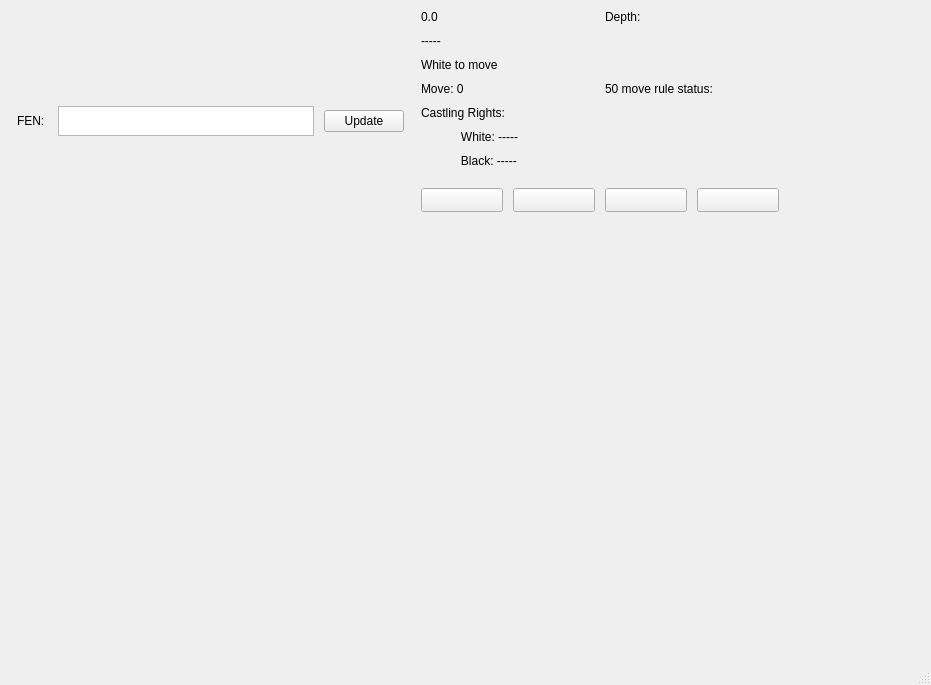
First picture: the form in gui/DuckChessGUI/mainwindow.ui, repository szymon-majewski/Duck-Chess, before the edit.
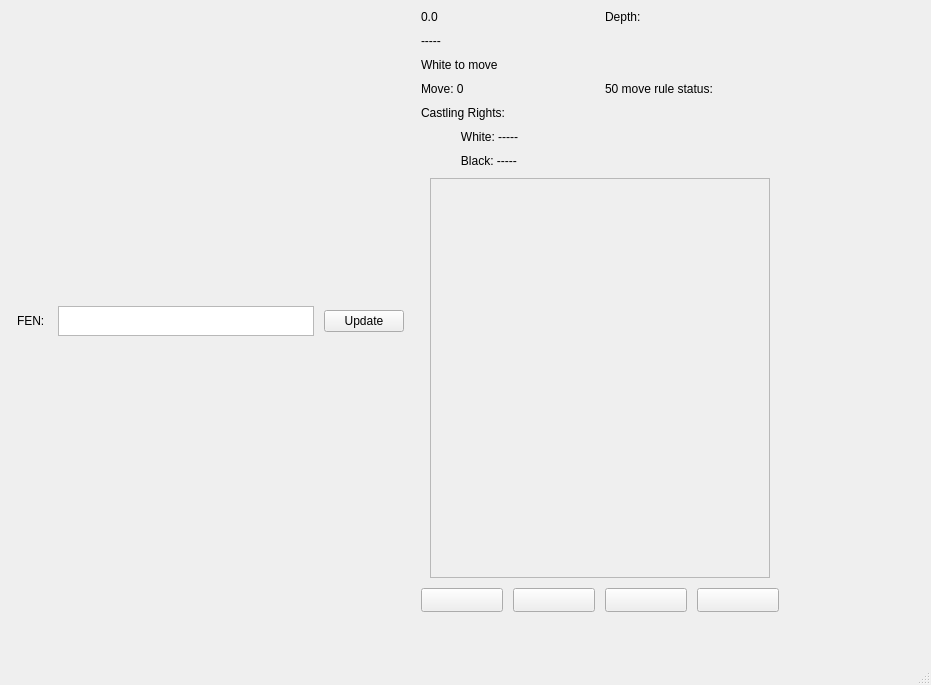
Second picture: the form after the edit.

```diff
--- a/gui/DuckChessGUI/mainwindow.ui
+++ b/gui/DuckChessGUI/mainwindow.ui
@@ -26,7 +26,7 @@
       <x>0</x>
       <y>0</y>
       <width>911</width>
-      <height>631</height>
+      <height>664</height>
      </rect>
     </property>
     <layout class="QHBoxLayout" name="horizontalLayout" stretch="0,0">
@@ -216,6 +216,12 @@
              <verstretch>0</verstretch>
             </sizepolicy>
            </property>
+           <property name="minimumSize">
+            <size>
+             <width>340</width>
+             <height>400</height>
+            </size>
+           </property>
            <property name="frameShape">
             <enum>QFrame::StyledPanel</enum>
            </property>
```
